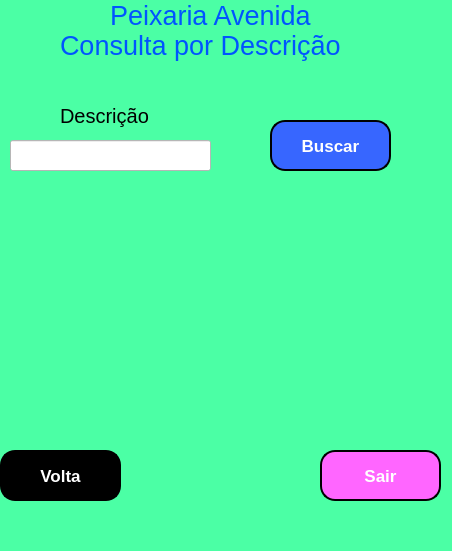
Qt form Projeto/quinta.ui (marceloamaro/Pratica_BD) before a commit.
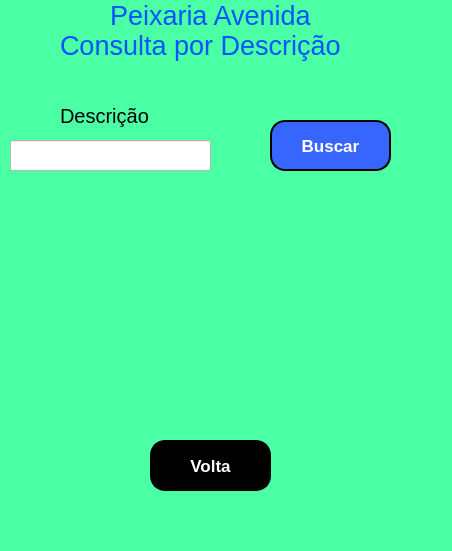
The same form after that commit. Icons and pictures are not drawn.

```diff
--- a/Projeto/quinta.ui
+++ b/Projeto/quinta.ui
@@ -54,39 +54,11 @@
      <string>Peixaria Avenida</string>
     </property>
    </widget>
-   <widget class="QPushButton" name="pushButton_5">
-    <property name="geometry">
-     <rect>
-      <x>320</x>
-      <y>450</y>
-      <width>121</width>
-      <height>51</height>
-     </rect>
-    </property>
-    <property name="font">
-     <font>
-      <pointsize>13</pointsize>
-      <weight>75</weight>
-      <bold>true</bold>
-     </font>
-    </property>
-    <property name="styleSheet">
-     <string notr="true">background-color: rgb(255, 102, 255);
-color: rgb(255, 255, 255);
-border-style: outset;
-border-width: 2px;
-border-radius: 15px;
-border-color: black;</string>
-    </property>
-    <property name="text">
-     <string>Sair</string>
-    </property>
-   </widget>
    <widget class="QPushButton" name="pushButton_6">
     <property name="geometry">
      <rect>
-      <x>0</x>
-      <y>450</y>
+      <x>150</x>
+      <y>440</y>
       <width>121</width>
       <height>51</height>
      </rect>
```
